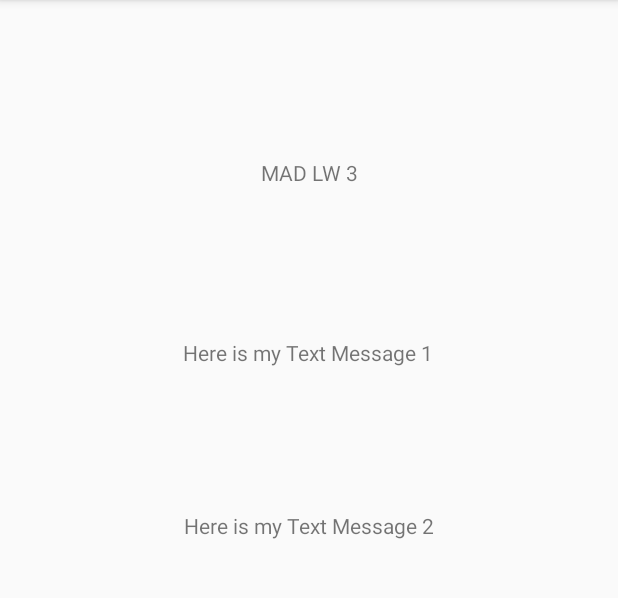
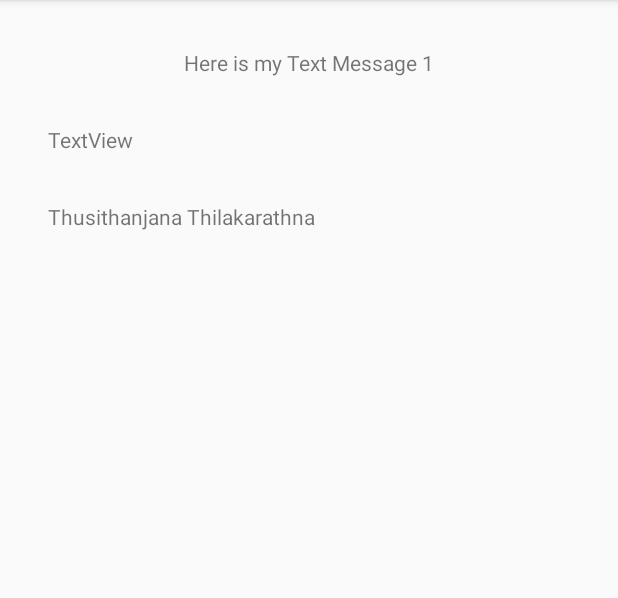
Before and after one commit to Thusithanjana/Webinar2WE, an Android app: the screen it shows after launch (MainActivity), on a phone screen of 412 x 824 dp, the part 84-682 px from its top. Run offline under Robolectric (Android 15) with nearby library versions, the phone set to English and light mode, and no system bars.

Commit message:
Changed by Thusithanjana

```diff
--- a/app/src/main/java/com/example/usingstrings/MainActivity.java
+++ b/app/src/main/java/com/example/usingstrings/MainActivity.java
@@ -3,17 +3,52 @@ package com.example.usingstrings;
 import androidx.appcompat.app.AppCompatActivity;
 
 import android.os.Bundle;
+import android.util.Log;
 import android.widget.TextView;
 
 public class MainActivity extends AppCompatActivity {
+    private static final String TAG = "MainActivity";
 
     @Override
     protected void onCreate(Bundle savedInstanceState) {
         super.onCreate(savedInstanceState);
         setContentView(R.layout.activity_main);
 
+
+
+    }
+
+    @Override
+    protected void onStart() {
+        super.onStart();
+        Log.i(TAG, "onStart: ");
+    }
+
+    @Override
+    protected void onRestart() {
+        super.onRestart();
+        Log.i(TAG, "onRestart: ");
+    }
+
+    @Override
+    protected void onResume() {
+        super.onResume();
+        Log.i(TAG, "onResume: ");
+    }
+
+    @Override
+    protected void onPause() {
+        super.onPause();
+        Log.i(TAG, "onPause: ");
         TextView tv1 = findViewById(R.id.TvMsg2);
         tv1.setText(R.string.Msg2);
+        Log.i(TAG, "onCreate: invoked");
 
     }
+
+    @Override
+    protected void onStop() {
+        super.onStop();
+        Log.i(TAG, "onStop: ");
+    }
 }
--- a/app/src/main/res/layout/activity_main.xml
+++ b/app/src/main/res/layout/activity_main.xml
@@ -10,35 +10,30 @@
         android:id="@+id/textView"
         android:layout_width="wrap_content"
         android:layout_height="wrap_content"
+        android:layout_marginTop="32dp"
         android:text="@string/Msg1"
-        app:layout_constraintBottom_toBottomOf="parent"
         app:layout_constraintEnd_toEndOf="parent"
-        app:layout_constraintHorizontal_bias="0.498"
+        app:layout_constraintHorizontal_bias="0.5"
         app:layout_constraintStart_toStartOf="parent"
-        app:layout_constraintTop_toTopOf="parent"
-        app:layout_constraintVertical_bias="0.301" />
+        app:layout_constraintTop_toTopOf="parent" />
+
+    <TextView
+        android:id="@+id/TvMsg2"
+        android:layout_width="wrap_content"
+        android:layout_height="wrap_content"
+        android:layout_marginStart="32dp"
+        android:layout_marginTop="32dp"
+        android:text="TextView"
+        app:layout_constraintStart_toStartOf="parent"
+        app:layout_constraintTop_toBottomOf="@+id/textView" />
 
     <TextView
         android:id="@+id/textView2"
         android:layout_width="wrap_content"
         android:layout_height="wrap_content"
-        android:text="MAD LW 3"
-        app:layout_constraintBottom_toBottomOf="parent"
-        app:layout_constraintEnd_toEndOf="parent"
-        app:layout_constraintHorizontal_bias="0.501"
+        android:layout_marginStart="32dp"
+        android:layout_marginTop="32dp"
+        android:text="@string/name"
         app:layout_constraintStart_toStartOf="parent"
-        app:layout_constraintTop_toTopOf="parent"
-        app:layout_constraintVertical_bias="0.141" />
-
-    <TextView
-        android:id="@+id/TvMsg2"
-        android:layout_width="wrap_content"
-        android:layout_height="wrap_content"
-        android:text="TextView"
-        app:layout_constraintBottom_toBottomOf="parent"
-        app:layout_constraintEnd_toEndOf="parent"
-        app:layout_constraintHorizontal_bias="0.501"
-        app:layout_constraintStart_toStartOf="parent"
-        app:layout_constraintTop_toTopOf="parent"
-        app:layout_constraintVertical_bias="0.455" />
+        app:layout_constraintTop_toBottomOf="@+id/TvMsg2" />
 </androidx.constraintlayout.widget.ConstraintLayout>
--- a/app/src/main/res/values/strings.xml
+++ b/app/src/main/res/values/strings.xml
@@ -2,4 +2,5 @@
     <string name="app_name">UsingStrings</string>
     <string name="Msg1">Here is my Text Message 1</string>
     <string name="Msg2">Here is my Text Message 2</string>
+    <string name="name">Thusithanjana Thilakarathna</string>
 </resources>
```
